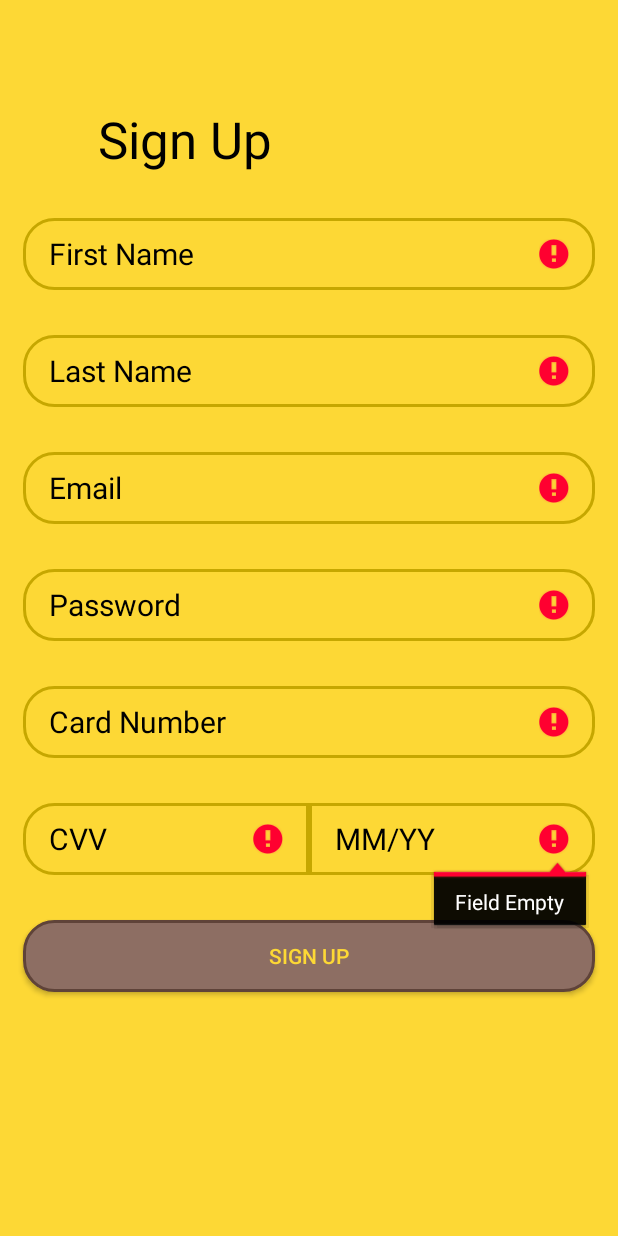
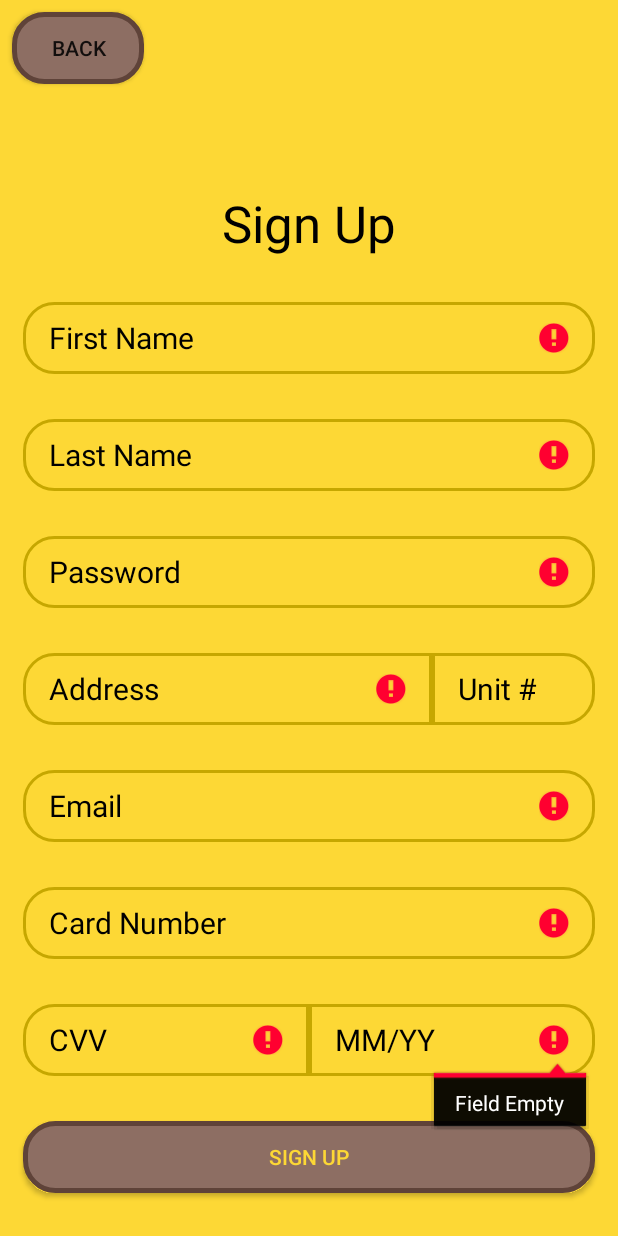
Before and after one commit to Tom-Latimer/Mealer, an Android app: the ClientSignUp screen opened directly, with no data from a screen before it, after a tap on "SIGN UP", on a phone screen of 412 x 824 dp. Run offline under Robolectric (Android 15) with nearby library versions, the phone set to English and light mode, and no system bars; our stand-ins replace Firebase (no records; nobody signed in at launch, a user with empty details on screens opened directly).

Commit message:
added fields and tweaked functionality of Client Sign Up
Also tweaked main page ui and added skeleton of welcome message method to home activity

```diff
--- a/app/src/main/java/com/example/mealer/ClientSignUp.java
+++ b/app/src/main/java/com/example/mealer/ClientSignUp.java
@@ -20,13 +20,15 @@ import com.google.firebase.database.FirebaseDatabase;
 
 public class ClientSignUp extends AppCompatActivity implements OnClickListener {
 
-    private AppCompatButton signUpButtonClient;
+    private AppCompatButton signUpButtonClient, backButton;
 
     private EditText firstNameField, lastNameField, emailField,
             passwordField, creditCardNumberField, securityCodeField,
-            expirationDateField;
+            expirationDateField, addressField, unitField;
 
     private FirebaseAuth mAuth;
+
+    boolean isAcceptable = true;
 
     @Override
     protected void onCreate(Bundle savedInstanceState) {
@@ -42,9 +44,14 @@ public class ClientSignUp extends AppCompatActivity implements OnClickListener {
         creditCardNumberField = (EditText) findViewById(R.id.creditCardNumberField);
         securityCodeField = (EditText) findViewById(R.id.securityCodeField);
         expirationDateField = (EditText) findViewById(R.id.expirationDateField);
+        addressField = (EditText) findViewById(R.id.addressInputField);
+        unitField = (EditText) findViewById(R.id.unitInputField);
 
         signUpButtonClient = (AppCompatButton) findViewById(R.id.signUpButtonClient);
         signUpButtonClient.setOnClickListener(this);
+
+        backButton = (AppCompatButton) findViewById(R.id.bckButtonClient);
+        backButton.setOnClickListener(this);
 
     }
 
@@ -53,12 +60,18 @@ public class ClientSignUp extends AppCompatActivity implements OnClickListener {
         switch (view.getId()) {
             case R.id.signUpButtonClient:
                 registerUser();
+                if (isAcceptable){
+                    startActivity(new Intent(ClientSignUp.this, Home.class));
+                }
+                break;
+            case R.id.bckButtonClient:
+                startActivity(new Intent(ClientSignUp.this, MainActivity.class));
                 break;
         }
     }
 
     private void registerUser() {
-        boolean isAcceptable = true;
+
 
         String firstName = firstNameField.getText().toString().trim();
         String lastName = lastNameField.getText().toString().trim();
@@ -67,53 +80,69 @@ public class ClientSignUp extends AppCompatActivity implements OnClickListener {
         String ccNumber = creditCardNumberField.getText().toString().trim();
         String securityCode = securityCodeField.getText().toString().trim();
         String expirationDate = expirationDateField.getText().toString().trim();
+        String address = addressField.getText().toString().trim();
+        String unitNumber = unitField.getText().toString().trim();
 
         Verification_Class verify = new Verification_Class();
 
         String firstNameError = verify.checkFirstName(firstName);
-        if (firstNameError != "") {
+        if (!firstNameError.equals("")) {
             firstNameField.setError(firstNameError);
             firstNameField.requestFocus();
             isAcceptable = false;
         }
 
         String lastNameError = verify.checkLastName(lastName);
-        if (lastNameError != "") {
+        if (!lastNameError.equals("")) {
             lastNameField.setError(lastNameError);
             lastNameField.requestFocus();
             isAcceptable = false;
         }
 
         String passwordError = verify.checkPassword(password);
-        if (passwordError != "") {
+        if (!passwordError.equals("")) {
             passwordField.setError(passwordError);
             passwordField.requestFocus();
             isAcceptable = false;
         }
 
+        String addressError = verify.checkAddress(address);
+        if (!addressError.equals("")) {
+            addressField.setError(addressError);
+            addressField.requestFocus();
+            isAcceptable = false;
+        }
+
+        String unitError = verify.checkUnitNum(unitNumber);
+        if (!unitError.equals("")) {
+            unitField.setError(unitError);
+            unitField.requestFocus();
+            isAcceptable = false;
+        }
+
         String emailError = verify.checkEmail(email);
-        if (emailError != "") {
+        if (!emailError.equals("")) {
             emailField.setError(emailError);
             emailField.requestFocus();
             isAcceptable = false;
         }
 
         String ccNumberError = verify.checkCCNumber(ccNumber);
-        if (ccNumberError != "") {
+        if (!ccNumberError.equals("")) {
             creditCardNumberField.setError(ccNumberError);
             creditCardNumberField.requestFocus();
             isAcceptable = false;
         }
 
         String securityCodeError = verify.checkSecurityCode(securityCode);
-        if (securityCodeError != "") {
+        if (!securityCodeError.equals("")) {
             securityCodeField.setError(securityCodeError);
             securityCodeField.requestFocus();
             isAcceptable = false;
         }
 
         String expirationDateError = verify.checkExpirationDate(expirationDate);
-        if (expirationDateError != "") {
+        if (!expirationDateError.equals("")) {
             expirationDateField.setError(expirationDateError);
             expirationDateField.requestFocus();
             isAcceptable = false;
@@ -125,7 +154,7 @@ public class ClientSignUp extends AppCompatActivity implements OnClickListener {
                 public void onComplete(@NonNull Task<AuthResult> task) {
                     if (task.isSuccessful()) {
                         Client_Class client = new Client_Class(firstName,lastName,email,password,
-                                "TEMP","TYPE",expirationDate+securityCode+ccNumber);
+                                address+unitNumber,"CLIENT",expirationDate+securityCode+ccNumber);
 
                         FirebaseDatabase.getInstance().getReference("Users")
                                 .child(FirebaseAuth.getInstance().getUid())
@@ -147,7 +176,5 @@ public class ClientSignUp extends AppCompatActivity implements OnClickListener {
                 }
             });
         }
-
-
     }
 }
--- a/app/src/main/java/com/example/mealer/Home.java
+++ b/app/src/main/java/com/example/mealer/Home.java
@@ -1,19 +1,55 @@
 package com.example.mealer;
 
+import androidx.annotation.NonNull;
 import androidx.appcompat.app.AppCompatActivity;
 
 import android.content.Intent;
 import android.os.Bundle;
 import android.view.View;
+import android.widget.TextView;
+import android.widget.Toast;
+
+import com.google.android.gms.tasks.OnCompleteListener;
+import com.google.android.gms.tasks.Task;
+import com.google.firebase.auth.FirebaseAuth;
+import com.google.firebase.database.DataSnapshot;
+import com.google.firebase.database.DatabaseReference;
+import com.google.firebase.database.FirebaseDatabase;
+
+import org.w3c.dom.Text;
 
 public class Home extends AppCompatActivity {
+
+    private DatabaseReference dbRef;
 
     @Override
     protected void onCreate(Bundle savedInstanceState) {
         super.onCreate(savedInstanceState);
         setContentView(R.layout.activity_home);
+
+        String userId = FirebaseAuth.getInstance().getCurrentUser().getUid();
+        dbRef = FirebaseDatabase.getInstance().getReference("Users")
+                .child(userId);
+        welcomeMessage();
     }
     public void btnLogOutClick(View view){
         startActivity(new Intent(Home.this, MainActivity.class));
     }
+
+    public void welcomeMessage() {
+        dbRef.get().addOnCompleteListener(new OnCompleteListener<DataSnapshot>() {
+            @Override
+            public void onComplete(@NonNull Task<DataSnapshot> task) {
+                if (task.isSuccessful()) {
+                    User_Class user = (User_Class) task.getResult().getValue();
+                    String type = user.get_type();
+                    //.setText("You are logged in as " + type)
+                }
+            }
+        });
+    }
+
+    public void logout() {
+        FirebaseAuth.getInstance().signOut();
+    }
 }
--- a/app/src/main/java/com/example/mealer/User.java
+++ /dev/null
@@ -1,4 +0,0 @@
-package com.example.mealer;
-
-public class User {
-}
--- a/app/src/main/res/drawable/button_background.xml
+++ b/app/src/main/res/drawable/button_background.xml
@@ -5,5 +5,5 @@
 
     <corners android:radius="20dp"></corners>
 
-    <stroke android:width="2dp" android:color="#5f4339"></stroke>
+    <stroke android:width="3dp" android:color="#5f4339"></stroke>
 </shape>
--- a/app/src/main/res/layout/activity_client_sign_up.xml
+++ b/app/src/main/res/layout/activity_client_sign_up.xml
@@ -7,18 +7,33 @@
     android:background="#fdd835"
     tools:context=".ClientSignUp">
 
+    <ScrollView
+        android:layout_width="match_parent"
+        android:layout_height="match_parent">
+
+        <LinearLayout
+            android:layout_width="match_parent"
+            android:layout_height="wrap_content"
+            android:orientation="vertical" >
+
+            <androidx.appcompat.widget.AppCompatButton
+                android:id="@+id/bckButtonClient"
+                android:layout_width="wrap_content"
+                android:layout_height="wrap_content"
+                android:background="@drawable/button_background"
+                android:layout_marginStart="8dp"
+                android:layout_marginTop="8dp"
+                android:text="Back" />
+
             <TextView
                 android:id="@+id/sign_up_display"
                 android:layout_width="wrap_content"
                 android:layout_height="wrap_content"
                 android:layout_marginTop="70dp"
+                android:layout_gravity="center"
                 android:text="@string/sign_up"
                 android:textColor="#000000"
-        android:textSize="34sp"
-        app:layout_constraintEnd_toEndOf="parent"
-        app:layout_constraintHorizontal_bias="0.22"
-        app:layout_constraintStart_toStartOf="parent"
-        app:layout_constraintTop_toTopOf="parent" />
+                android:textSize="34sp" />
 
             <EditText
                 android:id="@+id/firstNameField"
@@ -39,10 +54,95 @@
                 android:paddingEnd="17dp"
                 android:paddingBottom="10dp"
                 android:textColorHint="@color/black"
-        android:textSize="20sp"
-        app:layout_constraintEnd_toEndOf="parent"
-        app:layout_constraintStart_toStartOf="parent"
-        app:layout_constraintTop_toBottomOf="@+id/sign_up_display" />
+                android:textSize="20sp" />
+
+            <EditText
+                android:id="@+id/lastNameField"
+                android:layout_width="match_parent"
+                android:layout_height="wrap_content"
+                android:layout_marginStart="15dp"
+                android:layout_marginTop="30dp"
+                android:layout_marginEnd="15dp"
+                android:layout_weight="1"
+                android:background="@drawable/edit_text_background"
+                android:ems="10"
+                android:hint="@string/last_name"
+                android:importantForAutofill="no"
+                android:inputType="textPersonName"
+                android:minHeight="48dp"
+                android:paddingStart="17dp"
+                android:paddingTop="10dp"
+                android:paddingEnd="17dp"
+                android:paddingBottom="10dp"
+                android:textColorHint="@color/black"
+                android:textSize="20sp" />
+
+            <EditText
+                android:id="@+id/passwordField"
+                android:layout_width="match_parent"
+                android:layout_height="wrap_content"
+                android:layout_marginStart="15dp"
+                android:layout_marginTop="30dp"
+                android:layout_marginEnd="15dp"
+                android:layout_weight="1"
+                android:background="@drawable/edit_text_background"
+                android:ems="10"
+                android:hint="@string/password"
+                android:importantForAutofill="no"
+                android:inputType="textPassword"
+                android:minHeight="48dp"
+                android:paddingStart="17dp"
+                android:paddingTop="10dp"
+                android:paddingEnd="17dp"
+                android:paddingBottom="10dp"
+                android:textColorHint="@color/black"
+                android:textSize="20sp" />
+
+            <LinearLayout
+                android:id="@+id/addressLayout"
+                android:layout_width="match_parent"
+                android:layout_height="wrap_content"
+                android:orientation="horizontal">
+
+                <EditText
+                    android:id="@+id/addressInputField"
+                    android:layout_width="match_parent"
+                    android:layout_height="wrap_content"
+                    android:layout_marginStart="15dp"
+                    android:layout_marginTop="30dp"
+                    android:layout_weight="1"
+                    android:background="@drawable/credit_card_left_background"
+                    android:ems="10"
+                    android:hint="Address"
+                    android:importantForAutofill="no"
+                    android:inputType="textPostalAddress"
+                    android:minHeight="48dp"
+                    android:paddingStart="17dp"
+                    android:paddingTop="10dp"
+                    android:paddingEnd="17dp"
+                    android:paddingBottom="10dp"
+                    android:textColorHint="@color/black"
+                    android:textSize="20sp" />
+
+                <EditText
+                    android:id="@+id/unitInputField"
+                    android:layout_width="wrap_content"
+                    android:layout_height="wrap_content"
+                    android:layout_marginTop="30dp"
+                    android:layout_marginEnd="15dp"
+                    android:layout_weight="1"
+                    android:background="@drawable/credit_card_right_background"
+                    android:ems="10"
+                    android:hint="Unit #"
+                    android:inputType="textShortMessage"
+                    android:minHeight="48dp"
+                    android:paddingStart="17dp"
+                    android:paddingTop="10dp"
+                    android:paddingEnd="17dp"
+                    android:paddingBottom="10dp"
+                    android:textColorHint="@color/black"
+                    android:textSize="20sp" />
+            </LinearLayout>
 
             <EditText
                 android:id="@+id/emailField"
@@ -63,78 +163,11 @@
                 android:paddingEnd="17dp"
                 android:paddingBottom="10dp"
                 android:textColorHint="@color/black"
-        android:textSize="20sp"
-        app:layout_constraintEnd_toEndOf="parent"
-        app:layout_constraintStart_toStartOf="parent"
-        app:layout_constraintTop_toBottomOf="@+id/lastNameField" />
-
-    <EditText
-        android:id="@+id/passwordField"
-        android:layout_width="match_parent"
-        android:layout_height="wrap_content"
-        android:layout_marginStart="15dp"
-        android:layout_marginTop="30dp"
-        android:layout_marginEnd="15dp"
-        android:layout_weight="1"
-        android:background="@drawable/edit_text_background"
-        android:ems="10"
-        android:hint="@string/password"
-        android:importantForAutofill="no"
-        android:inputType="textPassword"
-        android:minHeight="48dp"
-        android:paddingStart="17dp"
-        android:paddingTop="10dp"
-        android:paddingEnd="17dp"
-        android:paddingBottom="10dp"
-        android:textColorHint="@color/black"
-        android:textSize="20sp"
-        app:layout_constraintEnd_toEndOf="parent"
-        app:layout_constraintStart_toStartOf="parent"
-        app:layout_constraintTop_toBottomOf="@+id/emailField" />
-
-    <EditText
-        android:id="@+id/lastNameField"
-        android:layout_width="match_parent"
-        android:layout_height="wrap_content"
-        android:layout_marginStart="15dp"
-        android:layout_marginTop="30dp"
-        android:layout_marginEnd="15dp"
-        android:layout_weight="1"
-        android:background="@drawable/edit_text_background"
-        android:ems="10"
-        android:hint="@string/last_name"
-        android:importantForAutofill="no"
-        android:inputType="textPersonName"
-        android:minHeight="48dp"
-        android:paddingStart="17dp"
-        android:paddingTop="10dp"
-        android:paddingEnd="17dp"
-        android:paddingBottom="10dp"
-        android:textColorHint="@color/black"
-        android:textSize="20sp"
-        app:layout_constraintEnd_toEndOf="parent"
-        app:layout_constraintStart_toStartOf="parent"
-        app:layout_constraintTop_toBottomOf="@+id/firstNameField" />
-
-    <androidx.appcompat.widget.AppCompatButton
-        android:id="@+id/signUpButtonClient"
-        android:layout_width="match_parent"
-        android:layout_height="wrap_content"
-        android:layout_marginStart="15dp"
-        android:layout_marginTop="30dp"
-        android:layout_marginEnd="15dp"
-        android:background="@drawable/button_background"
-        android:onClick="btnSignUpAuthClick"
-        android:text="@string/sign_up"
-        android:textColor="#fdd835"
-        app:layout_constraintEnd_toEndOf="parent"
-        app:layout_constraintStart_toStartOf="parent"
-        app:layout_constraintTop_toBottomOf="@+id/linearLayout2"
-        tools:ignore="DuplicateSpeakableTextCheck" />
+                android:textSize="20sp" />
 
             <EditText
                 android:id="@+id/creditCardNumberField"
-        android:layout_width="0dp"
+                android:layout_width="match_parent"
                 android:layout_height="wrap_content"
                 android:layout_marginStart="15dp"
                 android:layout_marginTop="30dp"
@@ -145,29 +178,23 @@
                 android:hint="@string/card_number"
                 android:importantForAutofill="no"
                 android:inputType="numberPassword"
+                android:maxLength="16"
                 android:minHeight="48dp"
                 android:paddingStart="17dp"
                 android:paddingTop="10dp"
                 android:paddingEnd="17dp"
                 android:paddingBottom="10dp"
                 android:textColorHint="@color/black"
-        android:textSize="20sp"
-        android:maxLength="16"
-        app:layout_constraintEnd_toEndOf="parent"
-        app:layout_constraintStart_toStartOf="parent"
-        app:layout_constraintTop_toBottomOf="@+id/passwordField" />
+                android:textSize="20sp" />
 
             <LinearLayout
-        android:id="@+id/linearLayout2"
-        android:layout_width="0dp"
+                android:id="@+id/ccInfoLayout"
+                android:layout_width="match_parent"
                 android:layout_height="wrap_content"
                 android:layout_marginStart="15dp"
                 android:layout_marginTop="30dp"
                 android:layout_marginEnd="15dp"
-        android:orientation="horizontal"
-        app:layout_constraintEnd_toEndOf="parent"
-        app:layout_constraintStart_toStartOf="parent"
-        app:layout_constraintTop_toBottomOf="@+id/creditCardNumberField">
+                android:orientation="horizontal">
 
                 <EditText
                     android:id="@+id/securityCodeField"
@@ -179,14 +206,14 @@
                     android:hint="@string/security_code"
                     android:importantForAutofill="no"
                     android:inputType="numberPassword"
+                    android:maxLength="3"
                     android:minHeight="48dp"
                     android:paddingStart="17dp"
                     android:paddingTop="10dp"
                     android:paddingEnd="17dp"
                     android:paddingBottom="10dp"
                     android:textColorHint="@color/black"
-            android:textSize="20sp"
-            android:maxLength="3"/>
+                    android:textSize="20sp" />
 
                 <EditText
                     android:id="@+id/expirationDateField"
@@ -198,14 +225,30 @@
                     android:hint="@string/expiration_date"
                     android:importantForAutofill="no"
                     android:inputType="date"
+                    android:maxLength="5"
                     android:minHeight="48dp"
                     android:paddingStart="17dp"
                     android:paddingTop="10dp"
                     android:paddingEnd="17dp"
                     android:paddingBottom="10dp"
                     android:textColorHint="@color/black"
-            android:textSize="20sp"
-            android:maxLength="5"/>
+                    android:textSize="20sp" />
             </LinearLayout>
 
+            <androidx.appcompat.widget.AppCompatButton
+                android:id="@+id/signUpButtonClient"
+                android:layout_width="match_parent"
+                android:layout_height="wrap_content"
+                android:layout_marginStart="15dp"
+                android:layout_marginTop="30dp"
+                android:layout_marginEnd="15dp"
+                android:layout_marginBottom="50dp"
+                android:background="@drawable/button_background"
+                android:onClick="btnSignUpAuthClick"
+                android:text="@string/sign_up"
+                android:textColor="#fdd835"
+                tools:ignore="DuplicateSpeakableTextCheck" />
+        </LinearLayout>
+    </ScrollView>
+
 </androidx.constraintlayout.widget.ConstraintLayout>
--- a/app/src/main/res/layout/activity_home.xml
+++ b/app/src/main/res/layout/activity_home.xml
@@ -32,6 +32,7 @@
         android:id="@+id/linearLayout4"
         android:layout_width="match_parent"
         android:layout_height="match_parent"
+        android:layout_marginTop="90dp"
         android:gravity="center"
         android:orientation="vertical"
         app:layout_constraintBottom_toBottomOf="parent"
--- a/app/src/main/res/layout/activity_main.xml
+++ b/app/src/main/res/layout/activity_main.xml
@@ -9,7 +9,7 @@
     <LinearLayout
         android:layout_width="match_parent"
         android:layout_height="match_parent"
-        android:background="#FFFFFF"
+        android:background="#fdd835"
         android:orientation="vertical"
         android:textAlignment="center">
 
@@ -44,7 +44,7 @@
             android:layout_height="wrap_content"
             android:layout_weight="1" />
 
-        <Button
+        <androidx.appcompat.widget.AppCompatButton
             android:id="@+id/btn_signin"
             android:layout_width="match_parent"
             android:layout_height="wrap_content"
@@ -56,7 +56,7 @@
             android:drawableBottom="@drawable/button_background"
             android:onClick="btnSignInClick"
             android:text="@string/sign_in"
-            app:cornerRadius="25dp" />
+            android:background="@drawable/button_background" />
 
         <TextView
             android:id="@+id/txt_or_message"
@@ -77,7 +77,7 @@
             android:textAlignment="center"
             android:textAllCaps="true" />
 
-        <Button
+        <androidx.appcompat.widget.AppCompatButton
             android:id="@+id/btn_client_signup"
             android:layout_width="match_parent"
             android:layout_height="wrap_content"
@@ -88,9 +88,9 @@
             android:layout_weight="1"
             android:onClick="btnClientSignUpClick"
             android:text="@string/client"
-            app:cornerRadius="25dp" />
+            android:background="@drawable/button_background" />
 
-        <Button
+        <androidx.appcompat.widget.AppCompatButton
             android:id="@+id/btn_cook_signup"
             android:layout_width="match_parent"
             android:layout_height="wrap_content"
@@ -101,7 +101,7 @@
             android:layout_weight="1"
             android:onClick="btnCookSignUpClick"
             android:text="@string/cook"
-            app:cornerRadius="25dp" />
+            android:background="@drawable/button_background" />
 
         <Space
             android:layout_width="match_parent"
```
Lines whose indentation alone changed are shown as unchanged.
